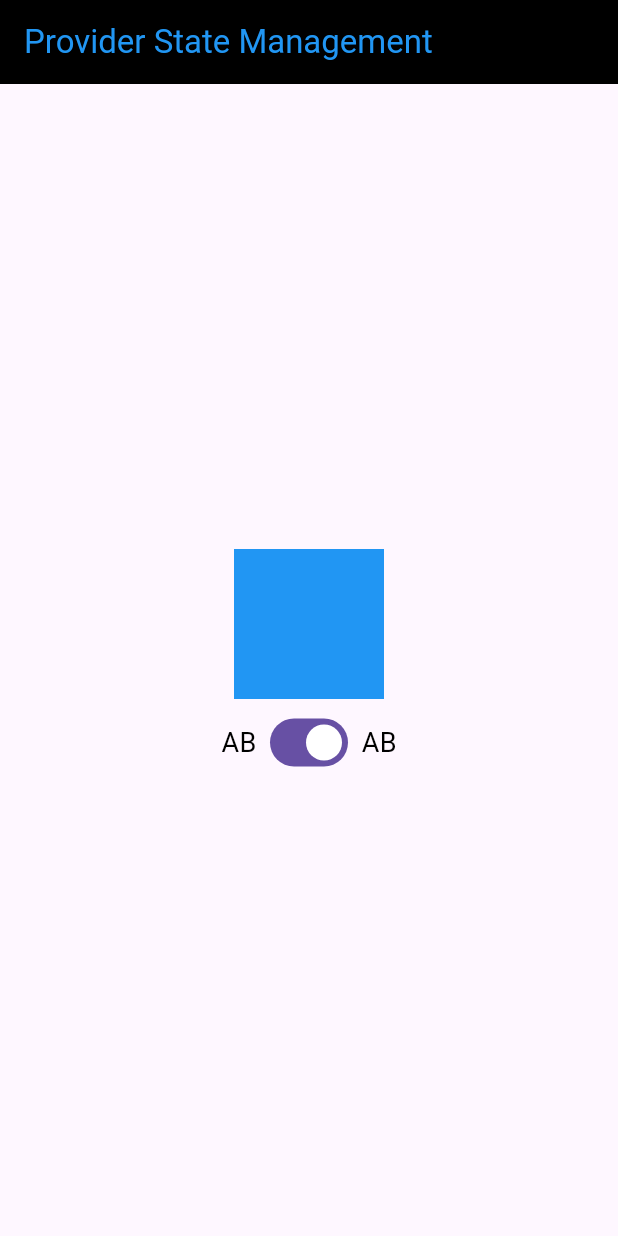
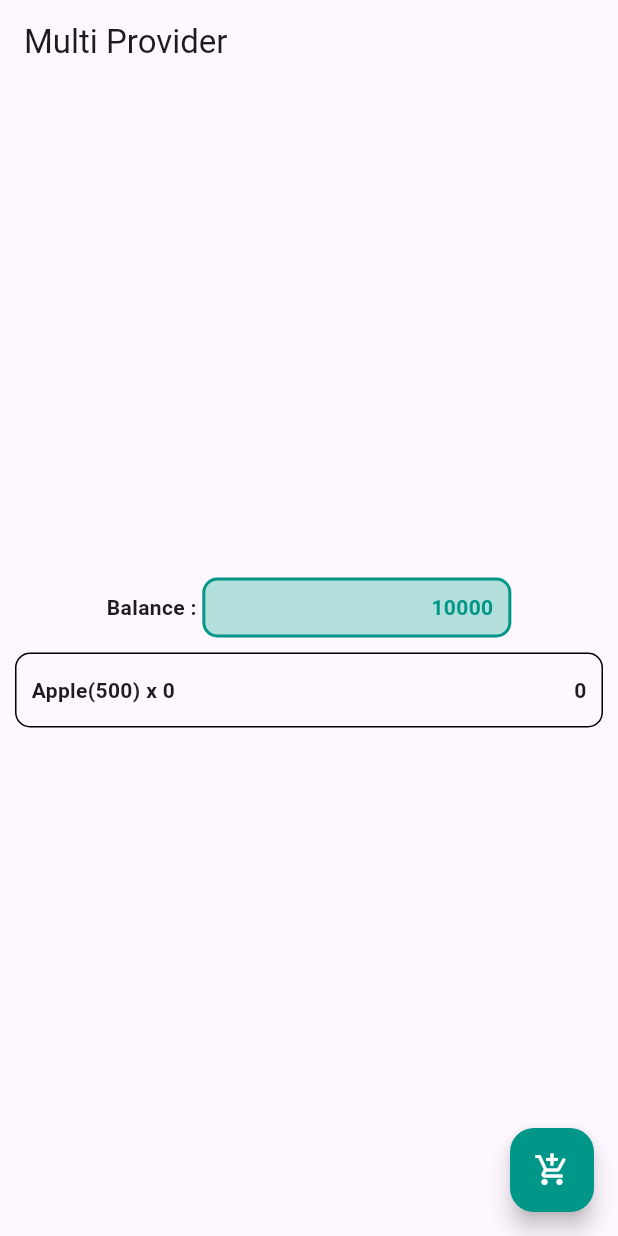
Before and after one commit to RizkyArdiansyahhh/flutter_fundamentals, a Flutter app: the screen it shows after launch, on a phone screen of 412 x 824 dp. Run offline on Flutter 3.47's test engine with Material 3 defaults, Android fonts, the phone set to English and light mode, and no system bars.

Commit message:
Multi Provider

```diff
--- /dev/null
+++ b/lib/Models/Money.dart
@@ -0,0 +1,12 @@
+import 'package:flutter/foundation.dart';
+
+class Money with ChangeNotifier {
+  int _balance = 10000;
+
+  int get balance => _balance;
+
+  set balance(int value) {
+    _balance = value;
+    notifyListeners();
+  }
+}
--- /dev/null
+++ b/lib/Models/cart.dart
@@ -0,0 +1,12 @@
+import 'package:flutter/foundation.dart';
+
+class Cart with ChangeNotifier {
+  int _quantity = 0;
+
+  int get quantity => _quantity;
+
+  set quantity(int value) {
+    _quantity = value;
+    notifyListeners();
+  }
+}
--- a/lib/main.dart
+++ b/lib/main.dart
@@ -1,5 +1,6 @@
 import 'package:flutter/material.dart';
-import 'package:flutter_application_2/application_color.dart';
+import 'package:flutter_application_2/Models/Money.dart';
+import 'package:flutter_application_2/Models/cart.dart';
 import 'package:provider/provider.dart';
 
 void main() {
@@ -13,58 +14,98 @@ class MyApp extends StatelessWidget {
   Widget build(BuildContext context) {
     return MaterialApp(
       debugShowCheckedModeBanner: false,
-      home: ChangeNotifierProvider(
-        create: (context) => ApplicationColor(),
+      home: MultiProvider(
+        providers: [
+          ChangeNotifierProvider(create: (context) => Cart()),
+          ChangeNotifierProvider(create: (context) => Money())
+        ],
         child: Scaffold(
           appBar: AppBar(
-              backgroundColor: Colors.black,
-              title: Consumer<ApplicationColor>(
-                builder: (context, applicationColor, _) => Text(
-                  "Provider State Management",
-                  style: TextStyle(color: applicationColor.color()),
-                ),
-              ),
+            title: Text("Multi Provider"),
           ),
           body: Center(
             child: Column(
               mainAxisAlignment: MainAxisAlignment.center,
               children: [
-                Consumer<ApplicationColor>(
-                  builder: (context, applicationColor, _) => AnimatedContainer(
-                    duration: Duration(milliseconds: 500),
-                    width: 100,
-                    height: 100,
-                    color: applicationColor.color(),
-                    margin: EdgeInsets.all(5),
-                  ),
-                ),
                 Row(
                   mainAxisAlignment: MainAxisAlignment.center,
                   children: [
+                    Text(
+                      "Balance : ",
+                      style: TextStyle(fontWeight: FontWeight.w700),
+                    ),
                     Container(
-                      margin: EdgeInsets.all(5),
-                      child: Text(
-                        "AB",
-                        style: TextStyle(fontSize: 18, color: Colors.black),
+                      width: MediaQuery.of(context).size.width / 2,
+                      height: 40,
+                      padding: EdgeInsets.symmetric(horizontal: 10),
+                      decoration: BoxDecoration(
+                        border: Border.all(
+                          color: Colors.teal,
+                          width: 2,
+                        ),
+                        borderRadius: BorderRadius.circular(10),
+                        color: Colors.teal.shade100,
+                      ),
+                      child: Align(
+                        alignment: Alignment.centerRight,
+                        child: Consumer<Money>(
+                          builder: (context, money, _) => Text(
+                            (money.balance.toString()),
+                            style: TextStyle(
+                                fontWeight: FontWeight.w600,
+                                color: Colors.teal),
                           ),
                         ),
-                    Consumer<ApplicationColor>(
-                        builder: (context, applicationColor, _) => Switch(
-                            value: applicationColor.isBlue,
-                            onChanged: (newValue) {
-                              applicationColor.isBlue = newValue;
-                            })),
-                    Container(
-                      margin: EdgeInsets.all(5),
-                      child: Text(
-                        "AB",
-                        style: TextStyle(fontSize: 18, color: Colors.black),
                       ),
                     )
                   ],
-                )
+                ),
+                Container(
+                    margin: EdgeInsets.symmetric(vertical: 10, horizontal: 10),
+                    height: 50,
+                    padding: EdgeInsets.symmetric(horizontal: 10),
+                    decoration: BoxDecoration(
+                      border: Border.all(
+                        color: Colors.black,
+                      ),
+                      borderRadius: BorderRadius.circular(10),
+                    ),
+                    child: Consumer<Cart>(
+                      builder: (context, cart, _) => Row(
+                        mainAxisAlignment: MainAxisAlignment.spaceBetween,
+                        children: [
+                          Text(
+                            "Apple(500) x ${cart.quantity}",
+                            style: TextStyle(fontWeight: FontWeight.w700),
+                          ),
+                          Text(
+                            (500 * cart.quantity).toString(),
+                            style: TextStyle(fontWeight: FontWeight.w600),
+                          ),
                         ],
-            ))),
+                      ),
+                    ))
+              ],
+            ),
+          ),
+          floatingActionButton: Consumer<Money>(
+            builder: (context, money, _) => Consumer<Cart>(
+              builder: (context, cart, _) => FloatingActionButton(
+                onPressed: () {
+                  if (money.balance >= 500) {
+                    money.balance -= 500;
+                    cart.quantity += 1;
+                  }
+                },
+                backgroundColor: Colors.teal,
+                child: Icon(
+                  Icons.add_shopping_cart,
+                  color: Colors.white,
+                ),
+              ),
+            ),
+          ),
+        ),
       ),
     );
   }
```
Also changed, not shown: lib/provider.dart (added, +71 -0 lines). Lines whose indentation alone changed are shown as unchanged.
